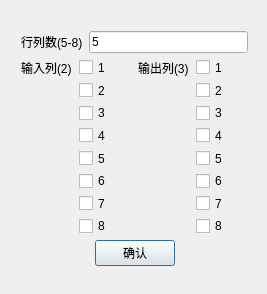
The window that config.ui (Konano/Programming-Training-QtMCS) describes before a commit, drawn with Qt 5.
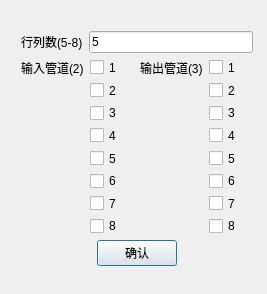
The same window after the commit.

Commit message: 图形界面粗略完成 & Config 输入检查

Patch:
```diff
--- a/config.ui
+++ b/config.ui
@@ -16,12 +16,12 @@
   <property name="windowTitle">
    <string>Dialog</string>
   </property>
-  <widget class="QWidget" name="">
+  <widget class="QWidget" name="layoutWidget">
    <property name="geometry">
     <rect>
      <x>21</x>
      <y>31</y>
-     <width>227</width>
+     <width>232</width>
      <height>235</height>
     </rect>
    </property>
@@ -57,7 +57,7 @@
         <item>
          <widget class="QLabel" name="label_input">
           <property name="text">
-           <string>输入列(2)</string>
+           <string>输入管道(2)</string>
           </property>
          </widget>
         </item>
@@ -147,7 +147,7 @@
         <item>
          <widget class="QLabel" name="label_output">
           <property name="text">
-           <string>输出列(3)</string>
+           <string>输出管道(3)</string>
           </property>
          </widget>
         </item>
```
Left out of the diff: 20 changed lines with no effect on the pictures. The commit also changes 8 other files.
